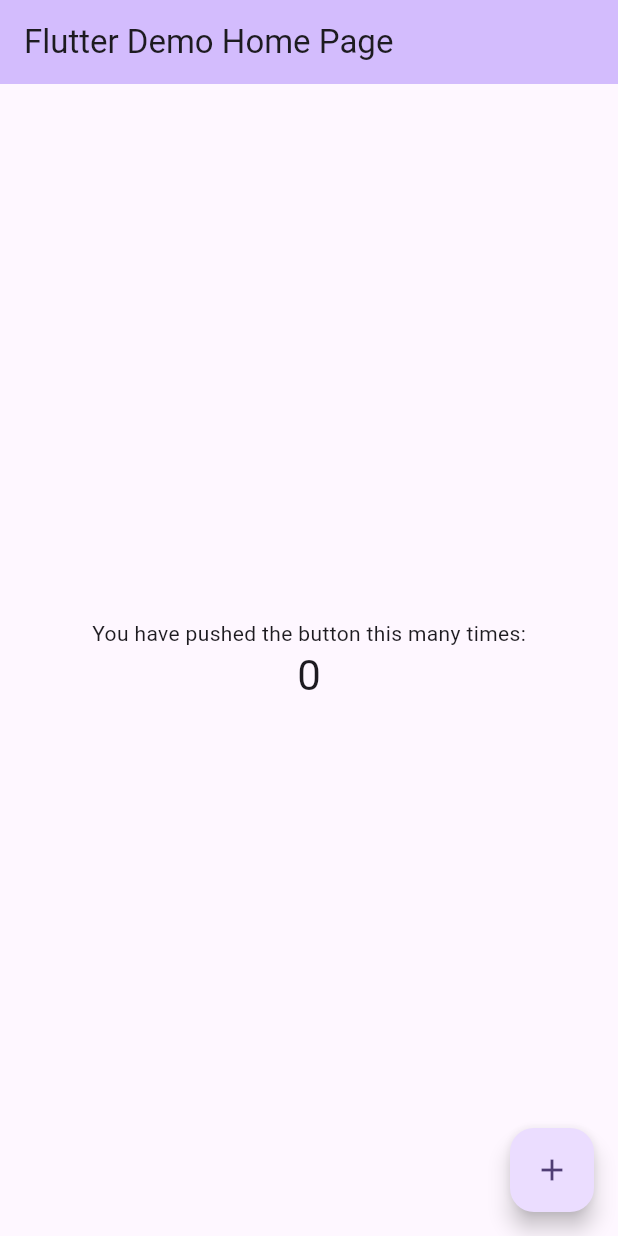
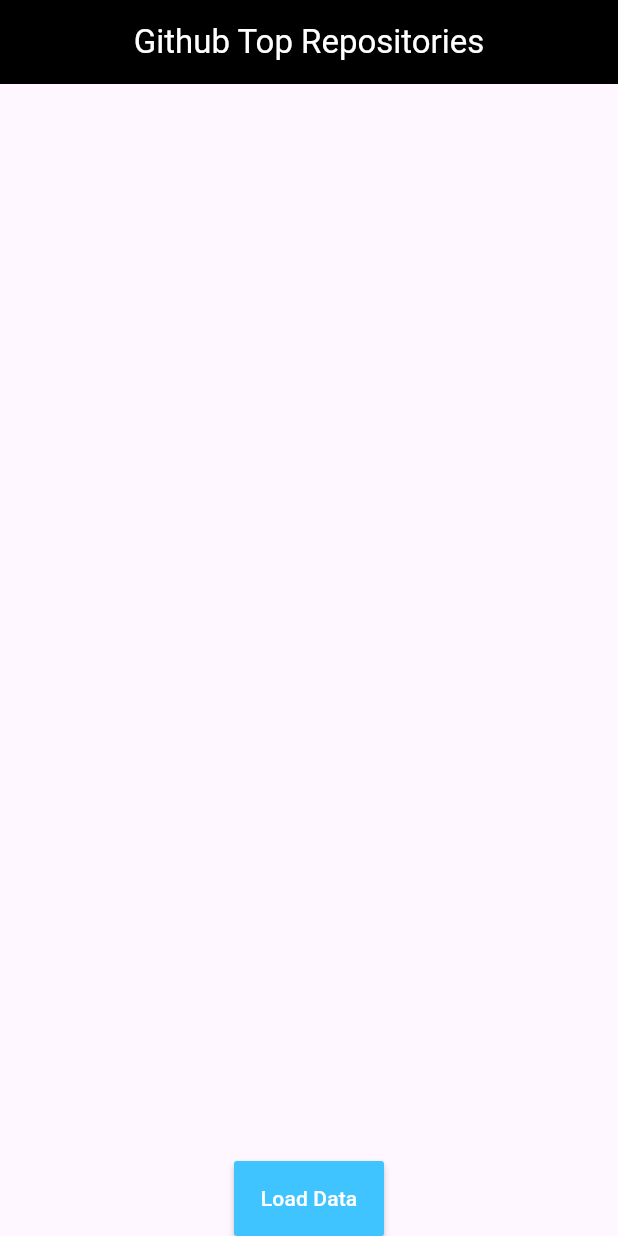
Before and after one commit to farhanaahmed/top_repo, a Flutter app: the screen it shows after launch, on a phone screen of 412 x 824 dp. Run offline on Flutter 3.47's test engine with Material 2 defaults, Android fonts, the phone set to English and light mode, and no system bars; our stand-ins replace bloc, dio, equatable, flutter_bloc, pretty_dio_logger.

Commit message:
Load : data from network

```diff
--- a/lib/home/bloc_architecture/home_bloc.dart
+++ b/lib/home/bloc_architecture/home_bloc.dart
@@ -0,0 +1,24 @@
+import 'package:bloc/bloc.dart';
+import 'package:top_repo/home/bloc_architecture/home_event.dart';
+import 'package:top_repo/home/bloc_architecture/home_state.dart';
+import 'package:top_repo/home/home_data/home_data_source.dart';
+import 'package:top_repo/home/home_data/top_repositories.dart';
+
+class HomeBloc extends Bloc<HomeEvent, HomeState> {
+  HomeBloc() : super(HomeEmptyState()) {
+    on<HomeFetchDataEvent>(_onHomeFetchDataEvent);
+  }
+
+  final HomeDataSource _homeDataSource = HomeDataSource();
+
+  void _onHomeFetchDataEvent(event, emit) async {
+    emit(HomeLoadingState());
+    try {
+      final TopRepositories topRepositories =
+          await _homeDataSource.getRepos("android", 10);
+      emit(HomeLoadedState(topRepositories));
+    } catch (e) {
+      emit(HomeErrorState(e.toString()));
+    }
+  }
+}
--- a/lib/home/home_data/home_data_source.dart
+++ b/lib/home/home_data/home_data_source.dart
@@ -11,7 +11,7 @@ class HomeDataSource {
       path: "https://api.github.com/search/repositories",
       queryParams: {'q': topic, 'per_page': page},
     );
-    final topRepositories = TopRepositories.fromJson(jsonDecode(result.data));
+    final topRepositories = TopRepositories.fromJson(result.data);
     return topRepositories;
   }
 }
--- a/lib/home/home_ui/home_screen.dart
+++ b/lib/home/home_ui/home_screen.dart
@@ -0,0 +1,84 @@
+import 'package:flutter/material.dart';
+import 'package:flutter_bloc/flutter_bloc.dart';
+import 'package:top_repo/home/bloc_architecture/home_event.dart';
+import 'package:top_repo/home/bloc_architecture/home_state.dart';
+import 'package:top_repo/home/home_data/top_repositories.dart';
+import 'package:top_repo/home/home_ui/top_repositories_list.dart';
+
+import '../bloc_architecture/home_bloc.dart';
+
+class HomeScreen extends StatefulWidget {
+  const HomeScreen({super.key});
+
+  @override
+  State<HomeScreen> createState() => _HomeScreenState();
+}
+
+class _HomeScreenState extends State<HomeScreen> {
+  final HomeBloc _bloc = HomeBloc();
+  @override
+  Widget build(BuildContext context) {
+    return Scaffold(
+      appBar: AppBar(
+        centerTitle: true,
+        title: Text(
+          "Github Top Repositories",
+          style: TextStyle(
+            color: Colors.white,
+          ),
+        ),
+        backgroundColor: Colors.black,
+      ),
+      body: Center(
+        child: Column(
+          mainAxisAlignment: MainAxisAlignment.center,
+          children: [
+            Expanded(
+              child: BlocBuilder(
+                bloc: _bloc,
+                builder: (context,state){
+                  if(state is HomeLoadingState){
+                    return Center(
+                      child: SizedBox(
+                        height: 30,
+                        width: 30,
+                        child: CircularProgressIndicator(
+                          color: Colors.black,
+                        ),
+                      ),
+                    );
+                  }
+                  else if(state is HomeLoadedState){
+                    print("Reached loaded state");
+                    final TopRepositories topRepositories = state.loadedTopRepositories;
+                    return TopRepositoriesList(topRepositories: topRepositories);
+                  }
+                  else if(state is HomeErrorState){
+                    return Text(state.msg);
+                  }else{
+                    return Container();
+                  }
+                },
+              ),
+            ),
+            MaterialButton(
+              onPressed: () {
+                _bloc.add(HomeFetchDataEvent());
+              },
+              child: Text(
+                "Load Data",
+                style: TextStyle(
+                  color: Colors.white,
+                ),
+              ),
+              color: Colors.lightBlueAccent,
+              height: 50,
+              minWidth: 100,
+            ),
+
+          ],
+        ),
+      ),
+    );
+  }
+}
--- a/lib/main.dart
+++ b/lib/main.dart
@@ -1,4 +1,5 @@
 import 'package:flutter/material.dart';
+import 'package:top_repo/home/home_ui/home_screen.dart';
 
 void main() {
   runApp(const MyApp());
@@ -31,95 +32,7 @@ class MyApp extends StatelessWidget {
         colorScheme: ColorScheme.fromSeed(seedColor: Colors.deepPurple),
         useMaterial3: true,
       ),
-      home: const MyHomePage(title: 'Flutter Demo Home Page'),
+      home: HomeScreen(),
     );
   }
 }
-
-class MyHomePage extends StatefulWidget {
-  const MyHomePage({super.key, required this.title});
-
-  // This widget is the home page of your application. It is stateful, meaning
-  // that it has a State object (defined below) that contains fields that affect
-  // how it looks.
-
-  // This class is the configuration for the state. It holds the values (in this
-  // case the title) provided by the parent (in this case the App widget) and
-  // used by the build method of the State. Fields in a Widget subclass are
-  // always marked "final".
-
-  final String title;
-
-  @override
-  State<MyHomePage> createState() => _MyHomePageState();
-}
-
-class _MyHomePageState extends State<MyHomePage> {
-  int _counter = 0;
-
-  void _incrementCounter() {
-    setState(() {
-      // This call to setState tells the Flutter framework that something has
-      // changed in this State, which causes it to rerun the build method below
-      // so that the display can reflect the updated values. If we changed
-      // _counter without calling setState(), then the build method would not be
-      // called again, and so nothing would appear to happen.
-      _counter++;
-    });
-  }
-
-  @override
-  Widget build(BuildContext context) {
-    // This method is rerun every time setState is called, for instance as done
-    // by the _incrementCounter method above.
-    //
-    // The Flutter framework has been optimized to make rerunning build methods
-    // fast, so that you can just rebuild anything that needs updating rather
-    // than having to individually change instances of widgets.
-    return Scaffold(
-      appBar: AppBar(
-        // TRY THIS: Try changing the color here to a specific color (to
-        // Colors.amber, perhaps?) and trigger a hot reload to see the AppBar
-        // change color while the other colors stay the same.
-        backgroundColor: Theme.of(context).colorScheme.inversePrimary,
-        // Here we take the value from the MyHomePage object that was created by
-        // the App.build method, and use it to set our appbar title.
-        title: Text(widget.title),
-      ),
-      body: Center(
-        // Center is a layout widget. It takes a single child and positions it
-        // in the middle of the parent.
-        child: Column(
-          // Column is also a layout widget. It takes a list of children and
-          // arranges them vertically. By default, it sizes itself to fit its
-          // children horizontally, and tries to be as tall as its parent.
-          //
-          // Column has various properties to control how it sizes itself and
-          // how it positions its children. Here we use mainAxisAlignment to
-          // center the children vertically; the main axis here is the vertical
-          // axis because Columns are vertical (the cross axis would be
-          // horizontal).
-          //
-          // TRY THIS: Invoke "debug painting" (choose the "Toggle Debug Paint"
-          // action in the IDE, or press "p" in the console), to see the
-          // wireframe for each widget.
-          mainAxisAlignment: MainAxisAlignment.center,
-          children: <Widget>[
-            const Text(
-              'You have pushed the button this many times:',
-            ),
-            Text(
-              '$_counter',
-              style: Theme.of(context).textTheme.headlineMedium,
-            ),
-          ],
-        ),
-      ),
-      floatingActionButton: FloatingActionButton(
-        onPressed: _incrementCounter,
-        tooltip: 'Increment',
-        child: const Icon(Icons.add),
-      ), // This trailing comma makes auto-formatting nicer for build methods.
-    );
-  }
-}
--- a/pubspec.yaml
+++ b/pubspec.yaml
@@ -39,6 +39,7 @@ dependencies:
   bloc: ^8.1.2
   flutter_bloc: ^8.1.3
   equatable: ^2.0.5
+  pretty_dio_logger: ^1.3.1
 
 dev_dependencies:
   flutter_test:
```
Also changed, not shown: lib/home/home_ui/top_repositories_list.dart (added, +37 -0 lines), lib/network/dio_client.dart (+8 -1 lines), pubspec.lock.
